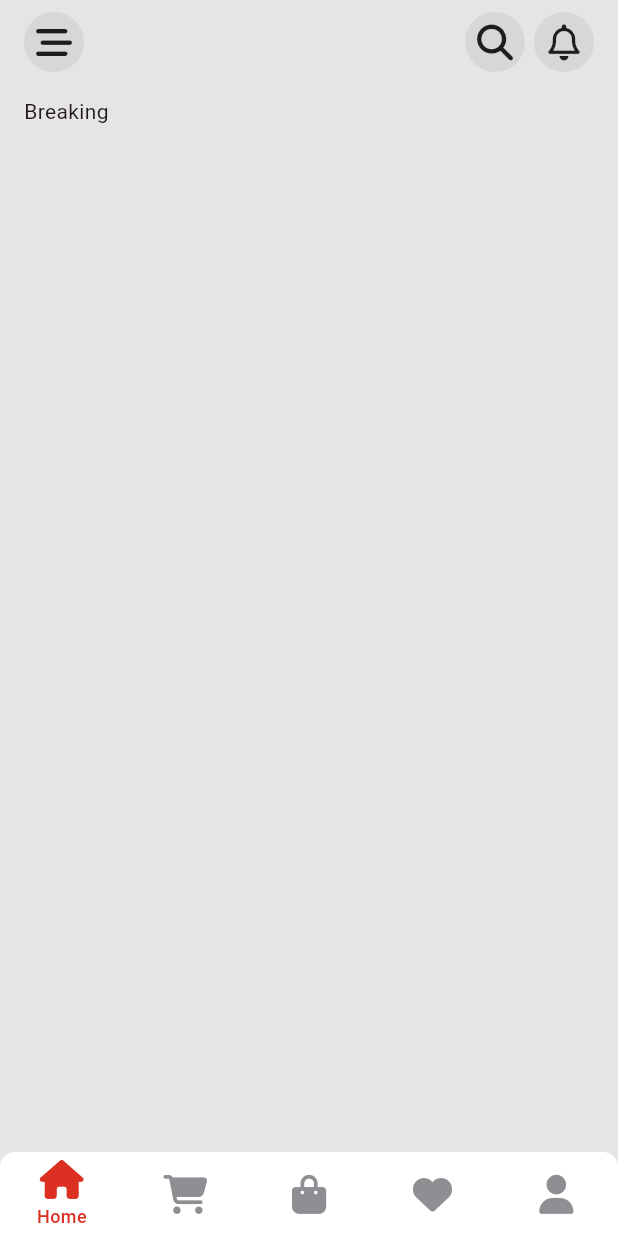
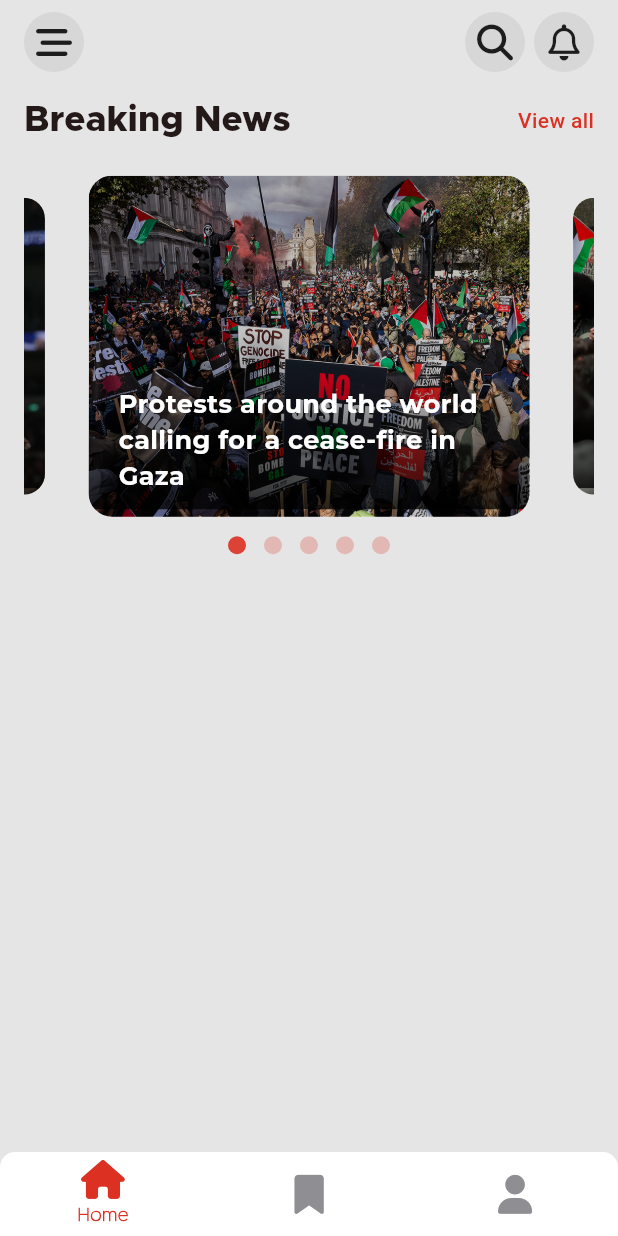
Before and after one commit to toqua1/News_App, a Flutter app: the screen it shows after launch, on a phone screen of 412 x 824 dp. Run offline on Flutter 3.47's test engine with Material 3 defaults, Android fonts, the light colour scheme and no system bars; drawn by our look-alikes of carousel_slider, persistent_bottom_nav_bar; our stand-ins replace cloud_firestore, dio, firebase_auth, firebase_core, font_awesome_flutter; accounts and stored records are empty; network calls fail; Roboto replaces fonts that are missing (Metropolis3); project files that could hold a hidden picture were left out.

Commit message:
Slider_HomePage

```diff
--- a/lib/main.dart
+++ b/lib/main.dart
@@ -1,7 +1,7 @@
 import 'package:dio/dio.dart';
 import 'package:firebase_core/firebase_core.dart';
 import 'package:flutter/material.dart';
-import 'package:news_app/news_service.dart';
+import 'package:news_app/services/news_service.dart';
 import 'package:news_app/views/screens/bottom_navbar.dart';
 import 'package:news_app/views/screens/home_page.dart';
 import 'package:news_app/views/screens/splash1.dart';
--- a/lib/utilities/images_slider.dart
+++ b/lib/utilities/images_slider.dart
@@ -1,5 +1,7 @@
 final List<String> imgList=[
 'assets_NewsApp/img2.jpg',
   'assets_NewsApp/img1.webp',
-  ''
+  'assets_NewsApp/slider1.webp',
+  'assets_NewsApp/slider2.webp',
+  'assets_NewsApp/slider3.webp'
 ];
--- /dev/null
+++ b/lib/utilities/text_slider.dart
@@ -0,0 +1,7 @@
+final List<String> textList=[
+  'Protests around the world calling for a cease-fire in Gaza',
+  'Students ordered to dismantle pro-Palestinian encampment ',
+  'The deep ocean photographer that captured a \'living fossil\'' ,
+  'Police officer bitten and five others injured at pro-Palestinian demo',
+  'Manchester City takes huge step toward fourth consecutive English Premier League ' ,
+];
--- /dev/null
+++ b/lib/views/screens/bookmark_page.dart
@@ -0,0 +1,15 @@
+import 'package:flutter/material.dart';
+
+class BookmarkPage extends StatefulWidget {
+  const BookmarkPage({super.key});
+
+  @override
+  State<BookmarkPage> createState() => _BookmarkPageState();
+}
+
+class _BookmarkPageState extends State<BookmarkPage> {
+  @override
+  Widget build(BuildContext context) {
+    return const Placeholder();
+  }
+}
--- a/lib/views/screens/bottom_navbar.dart
+++ b/lib/views/screens/bottom_navbar.dart
@@ -1,7 +1,9 @@
 import 'package:flutter/cupertino.dart';
 import 'package:flutter/material.dart';
 import 'package:flutter/widgets.dart';
+import 'package:news_app/views/screens/bookmark_page.dart';
 import 'package:news_app/views/screens/home_page.dart';
+import 'package:news_app/views/screens/profile_page.dart';
 import 'package:persistent_bottom_nav_bar/persistent_tab_view.dart';
 import 'package:font_awesome_flutter/font_awesome_flutter.dart';
 
@@ -18,10 +20,8 @@ class _BottomNavbarState extends State<BottomNavbar> {
   List<Widget> _buildScreens() {
     return [
       const HomePage(),
-      Container(),
-      Container(),
-      Container(),
-      Container(),
+      const BookmarkPage(),
+      const ProfilePage(),
     ];
   }
 
@@ -29,8 +29,8 @@ class _BottomNavbarState extends State<BottomNavbar> {
     return [
       PersistentBottomNavBarItem(
         textStyle: const TextStyle(
-            fontFamily: 'Metropolis3',
-            fontWeight: FontWeight.w500,
+            fontFamily: 'Metropolis thin',
+            fontWeight: FontWeight.w800,
             fontSize: 12),
         icon: const FaIcon(FontAwesomeIcons.house),
         inactiveIcon: const FaIcon(FontAwesomeIcons.houseChimney),
@@ -38,40 +38,22 @@ class _BottomNavbarState extends State<BottomNavbar> {
         activeColorPrimary: Theme.of(context).primaryColor,
         inactiveColorPrimary: CupertinoColors.systemGrey,
       ),
+
       PersistentBottomNavBarItem(
         textStyle: const TextStyle(
-            fontFamily: 'Metropolis3',
-            fontWeight: FontWeight.w500,
+            fontFamily: 'Metropolis thin',
+            fontWeight: FontWeight.w800,
             fontSize: 12),
-        icon: const FaIcon(FontAwesomeIcons.cartShopping),
-        title: ("Shop"),
+        icon: const FaIcon(FontAwesomeIcons.solidBookmark),
+        title: ("Saved"),
         activeColorPrimary: Theme.of(context).primaryColor,
         inactiveColorPrimary: CupertinoColors.systemGrey,
       ),
+
       PersistentBottomNavBarItem(
         textStyle: const TextStyle(
-            fontFamily: 'Metropolis3',
-            fontWeight: FontWeight.w500,
-            fontSize: 12),
-        icon: const FaIcon(FontAwesomeIcons.bagShopping),
-        title: ("Bag"),
-        activeColorPrimary: Theme.of(context).primaryColor,
-        inactiveColorPrimary: CupertinoColors.systemGrey,
-      ),
-      PersistentBottomNavBarItem(
-        textStyle: const TextStyle(
-            fontFamily: 'Metropolis3',
-            fontWeight: FontWeight.w500,
-            fontSize: 12),
-        icon: const FaIcon(FontAwesomeIcons.solidHeart),
-        title: ("Favorits"),
-        activeColorPrimary: Theme.of(context).primaryColor,
-        inactiveColorPrimary: CupertinoColors.systemGrey,
-      ),
-      PersistentBottomNavBarItem(
-        textStyle: const TextStyle(
-            fontFamily: 'Metropolis3',
-            fontWeight: FontWeight.w500,
+            fontFamily: 'Metropolis thin',
+            fontWeight: FontWeight.w800,
             fontSize: 12),
         icon: const FaIcon(FontAwesomeIcons.solidUser),
         title: ("Profile"),
--- a/lib/views/screens/home_page.dart
+++ b/lib/views/screens/home_page.dart
@@ -1,6 +1,8 @@
 import 'package:flutter/material.dart';
 import 'package:font_awesome_flutter/font_awesome_flutter.dart';
+import 'package:news_app/utilities/images_slider.dart';
 import 'package:news_app/views/widgets/custom_app_bar.dart';
+import 'package:news_app/views/widgets/custom_carousel_slider.dart';
 
 class HomePage extends StatefulWidget {
   const HomePage({super.key});
@@ -12,11 +14,11 @@ class HomePage extends StatefulWidget {
 class _HomePageState extends State<HomePage> {
   @override
   Widget build(BuildContext context) {
-    return const Scaffold(
+    return Scaffold(
       body: SingleChildScrollView(
         child: SafeArea(
           child: Padding(
-            padding: EdgeInsets.symmetric(horizontal: 16,vertical: 8),
+            padding: const EdgeInsets.symmetric(horizontal: 16,vertical: 8),
             child: Column(
               children: [
                 Row(
@@ -36,9 +38,21 @@ class _HomePageState extends State<HomePage> {
                 Row(
                   mainAxisAlignment: MainAxisAlignment.spaceBetween,
                   children: [
-                    Text("Breaking "),
+                    Text("Breaking News",style:
+                    Theme.of(context).textTheme.headlineSmall!.copyWith(
+                      fontFamily: 'Metropolis extraBold'
+                    )
+                      ,),
+                    Text('View all',
+                      style: Theme.of(context).textTheme.bodyMedium!.copyWith(
+                        color: Theme.of(context).primaryColor,
+                        fontWeight: FontWeight.w500
+                      ),
+                    ),
                   ],
                 ),
+                SizedBox(height: 16,),
+                CustomCarouselSlider(imgList: imgList),
               ],
             ),
           ),
--- /dev/null
+++ b/lib/views/screens/profile_page.dart
@@ -0,0 +1,15 @@
+import 'package:flutter/material.dart';
+
+class ProfilePage extends StatefulWidget {
+  const ProfilePage({super.key});
+
+  @override
+  State<ProfilePage> createState() => _ProfilePageState();
+}
+
+class _ProfilePageState extends State<ProfilePage> {
+  @override
+  Widget build(BuildContext context) {
+    return const Placeholder();
+  }
+}
--- a/lib/views/widgets/custom_carousel_slider.dart
+++ b/lib/views/widgets/custom_carousel_slider.dart
@@ -1,5 +1,6 @@
 import 'package:carousel_slider/carousel_slider.dart';
 import 'package:flutter/material.dart';
+import '../../utilities/text_slider.dart';
 
 class CustomCarouselSlider extends StatefulWidget {
   const CustomCarouselSlider({super.key, required this.imgList});
@@ -17,19 +18,28 @@ class _CustomCarouselSliderState extends State<CustomCarouselSlider> {
 
     final List<Widget> imageSliders = widget.imgList
         .map((item) => Container(
-      child: Container(
-        margin: EdgeInsets.all(5.0),
+      margin: const EdgeInsets.all(5.0),
           child: ClipRRect(
-            borderRadius: BorderRadius.all(Radius.circular(5.0)),
+              borderRadius: const BorderRadius.all(Radius.circular(16.0)),
               child: Stack(
-              children: <Widget>[
-                Image.network(item, fit: BoxFit.cover, width: 1000.0),
+                children:[
+                  Image.asset(
+                      item,
+                      fit: BoxFit.cover,
+                      width: 1000,
+                    height: 2000,
+                  ),
+                  Container(
+                    width: 1000,
+                    height: 2000,
+                    color: Colors.black.withOpacity(0.2),
+                  ),
                   Positioned(
-                  bottom: 0.0,
+                    bottom: 5.0,
                     left: 0.0,
                     right: 0.0,
                     child: Container(
-                    decoration: BoxDecoration(
+                      decoration: const BoxDecoration(
                         gradient: LinearGradient(
                           colors: [
                             Color.fromARGB(200, 0, 0, 0),
@@ -39,21 +49,21 @@ class _CustomCarouselSliderState extends State<CustomCarouselSlider> {
                           end: Alignment.topCenter,
                         ),
                       ),
-                    padding: EdgeInsets.symmetric(
+                      padding: const EdgeInsets.symmetric(
                           vertical: 10.0, horizontal: 20.0),
                       child: Text(
-                      'No. ${widget.imgList.indexOf(item)} image',
-                      style: TextStyle(
+                        textList[widget.imgList.indexOf(item)],
+                        style: const TextStyle(
                           color: Colors.white,
-                        fontSize: 20.0,
-                        fontWeight: FontWeight.bold,
+                          fontSize: 17.0,
+                          // fontWeight: FontWeight.bold,
+                          fontFamily: 'Montserrat bold'
                         ),
                       ),
                     ),
                   ),
                 ],
               )),
-      ),
         ))
         .toList();
 
@@ -63,16 +73,14 @@ class _CustomCarouselSliderState extends State<CustomCarouselSlider> {
             items: imageSliders,
             carouselController: _controller,
             options: CarouselOptions(
-    aspectRatio: 2.0,
+                autoPlay: true,
                 enlargeCenterPage: true,
-      scrollDirection: Axis.vertical,
-      autoPlay: true,
+                aspectRatio: 1.6,
                 onPageChanged: (index, reason) {
                   setState(() {
                     _current = index;
                   });
-        },
-    ),
+                }),
           ),
         Row(
           mainAxisAlignment: MainAxisAlignment.center,
@@ -80,15 +88,18 @@ class _CustomCarouselSliderState extends State<CustomCarouselSlider> {
             return GestureDetector(
               onTap: () => _controller.animateToPage(entry.key),
               child: Container(
-                width: 12.0,
+                width: 16.0,
                 height: 12.0,
                 margin: EdgeInsets.symmetric(vertical: 8.0, horizontal: 4.0),
                 decoration: BoxDecoration(
                     shape: BoxShape.circle,
-                    color: (Theme.of(context).brightness == Brightness.dark
-                        ? Colors.white
-                        : Colors.black)
-                        .withOpacity(_current == entry.key ? 0.9 : 0.4)),
+                    color: (Theme.of(context).primaryColor
+                    // brightness ==
+                    //     Brightness.dark
+                    //     ? Colors.white
+                    //     : Colors.black
+                    )
+                        .withOpacity(_current == entry.key ? 0.9 : 0.25)),
               ),
             );
           }).toList(),
```
Also changed, not shown: pubspec.yaml (+12 -11 lines), assets_NewsApp/slider1.jpg (deleted), assets_NewsApp/slider1.webp (added), assets_NewsApp/slider2.jpg (deleted), assets_NewsApp/slider2.webp (added), assets_NewsApp/slider3.jpg (deleted), assets_NewsApp/slider3.webp (added), assets_NewsApp/slider4.jpg (deleted), lib/services/news_service.dart (renamed from lib/news_service.dart). Lines whose indentation alone changed are shown as unchanged.
